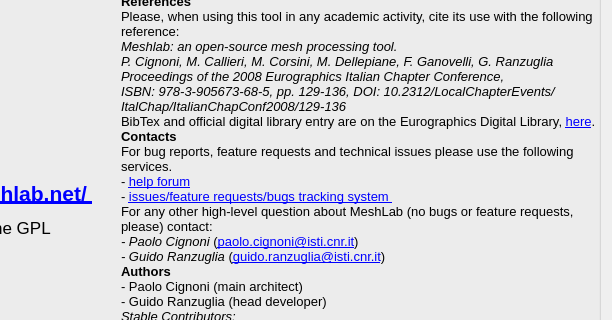
Old version of the form src/meshlab/ui/aboutDialog.ui in the repository cnr-isti-vclab/meshlab; both pictures show x 196 to 808 and y 113 to 433 of the 808 by 784 pixel window.
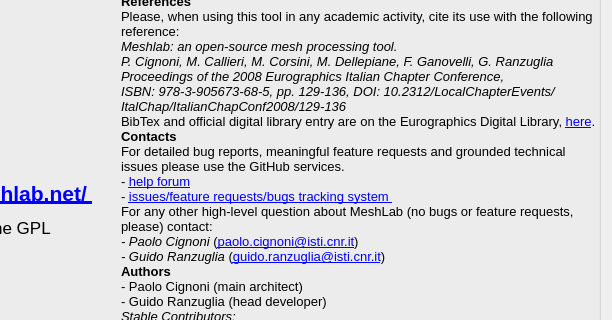
New version of the form. Icons and pictures are not drawn.

Commit message: Minimal Update to dialog (links can be copied now)

The edit to the form file:
```diff
--- a/src/meshlab/ui/aboutDialog.ui
+++ b/src/meshlab/ui/aboutDialog.ui
@@ -153,8 +153,8 @@
 &lt;span style=&quot; font-family:'Lucida Grande'; font-size:10pt;&quot;&gt;BibTex and official digital library entry are on the Eurographics Digital Library, &lt;a href=&quot;https://diglib.eg.org/handle/10.2312/LocalChapterEvents.ItalChap.ItalianChapConf2008.129-136&quot;&gt;&lt;span style=&quot; font-size:10pt; text-decoration: underline; color:#0000ff;&quot;&gt;here&lt;/span&gt;&lt;/a&gt;.&lt;/span&gt;&lt;br/&gt;
 
 &lt;span style=&quot; font-family:'Lucida Grande'; font-size:10pt; font-weight:600;&quot;&gt;Contacts&lt;/span&gt;&lt;br/&gt;
-&lt;span style=&quot; font-family:'Lucida Grande'; font-size:10pt;&quot;&gt; For bug reports, feature requests and technical issues please use the following services.&lt;br/&gt;
-- &lt;a href=&quot;http://sourceforge.net/forum/forum.php?forum_id=499533&quot;&gt;&lt;span style=&quot; font-family:'Lucida Grande'; font-size:10pt; text-decoration: underline; color:#0000ff;&quot;&gt;help forum&lt;/span&gt;&lt;/a&gt;&lt;br/&gt;
+&lt;span style=&quot; font-family:'Lucida Grande'; font-size:10pt;&quot;&gt; For detailed bug reports, meaningful feature requests and grounded technical issues please use the GitHub services.&lt;br/&gt;
+- &lt;a href=&quot;https://github.com/cnr-isti-vclab/meshlab/issues&quot;&gt;&lt;span style=&quot; font-family:'Lucida Grande'; font-size:10pt; text-decoration: underline; color:#0000ff;&quot;&gt;help forum&lt;/span&gt;&lt;/a&gt;&lt;br/&gt;
 - &lt;a href=&quot;https://github.com/cnr-isti-vclab/meshlab/issues&quot;&gt;&lt;span style=&quot; font-family:'Lucida Grande'; font-size:10pt; text-decoration: underline; color:#0000ff;&quot;&gt;issues/feature requests/bugs tracking system &lt;/span&gt;&lt;/a&gt;&lt;br/&gt;
 For any other high-level question about MeshLab (no bugs or feature requests, please) contact:&lt;br/&gt;
 &lt;span style=&quot; font-family:'Lucida Grande'; font-size:10pt; font-style:italic;&quot;&gt;- Paolo Cignoni&lt;/span&gt; (&lt;a href=&quot;mailto:p.cignoni@isti.cnr.it?subject=%5BMeshLab%5D%20Info%20request&quot;&gt;&lt;span style=&quot; font-family:'Lucida Grande'; font-size:10pt; text-decoration: underline; color:#0000ff;&quot;&gt;paolo.cignoni@isti.cnr.it&lt;/span&gt;&lt;/a&gt;)&lt;br/&gt;
```
The commit also changes 1 other file.
